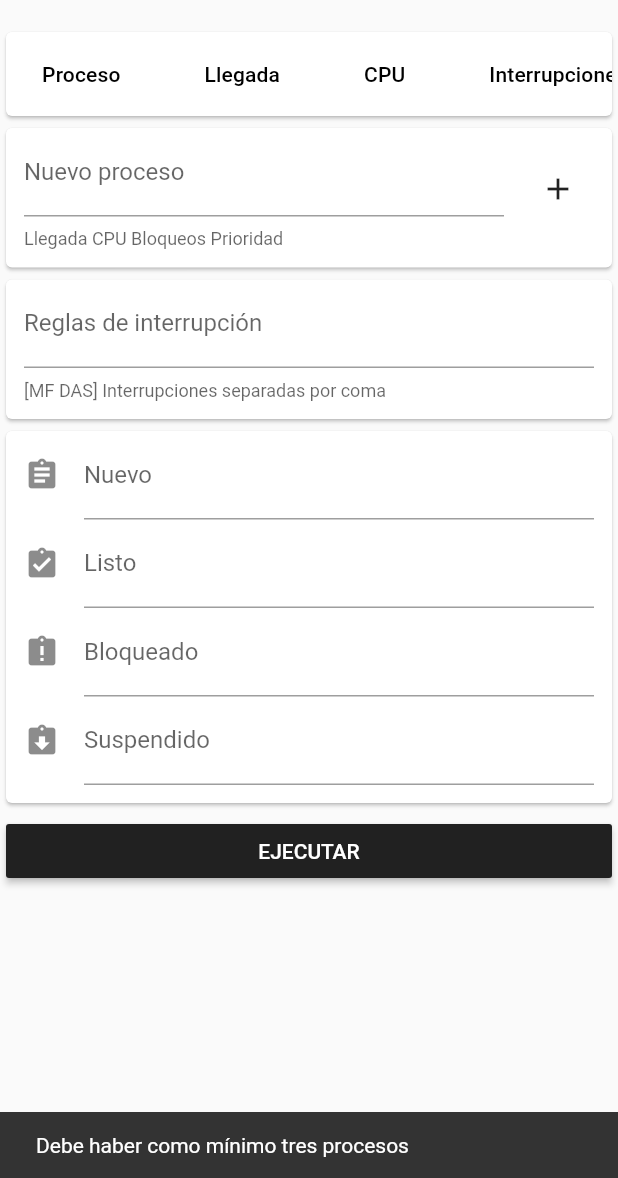
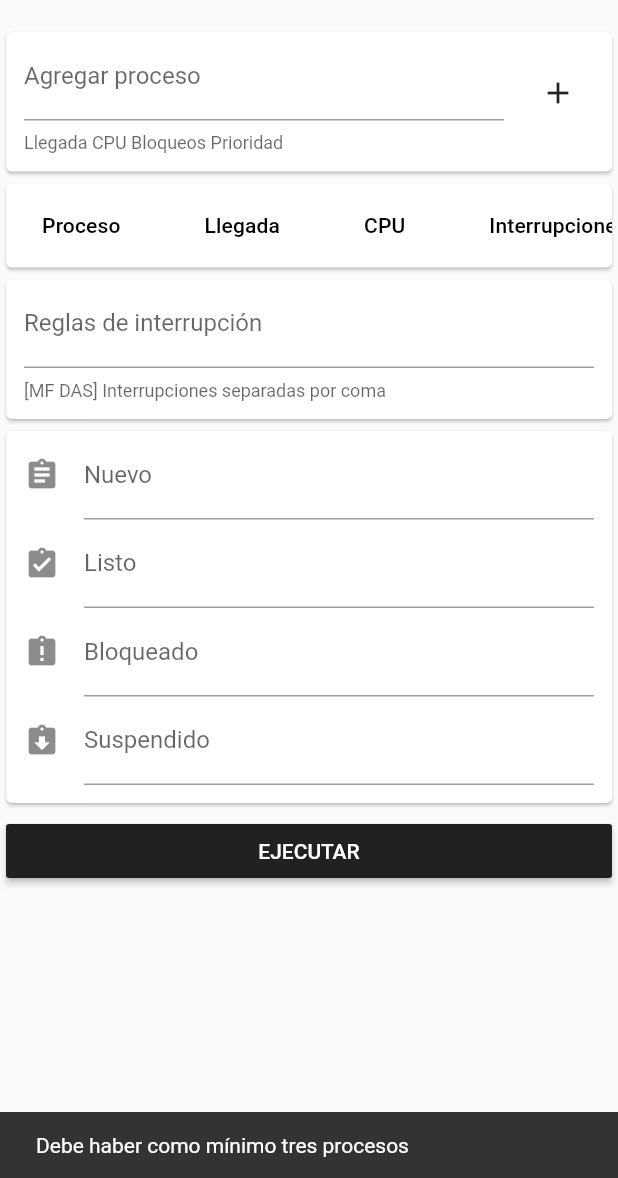
Before and after one commit to MarceloVelasquez/quantum, a Flutter app: the screen it shows after launch, after a tap on "EJECUTAR", on a phone screen of 412 x 824 dp, the part 58-1236 px from its top. Run offline on Flutter 3.47's test engine with Material 2 defaults, Android fonts, the phone set to English and light mode, and no system bars; our stand-ins replace charts_flutter; missing offline and left inert: flare_splash_screen.

```diff
--- a/lib/src/models/data_model.dart
+++ b/lib/src/models/data_model.dart
@@ -45,31 +45,30 @@ class DataModel with ChangeNotifier {
     }
     _builder.breakRules = rules;
 
+    Map<Status, String> inputs = {
+      Status.newed: newController.text,
+      Status.ready: readyController.text,
+      Status.locked: lockedController.text,
+      Status.suspended: suspendedController.text,
+    };
+
     List<Structure> inputStructures = [];
-    Structure aux;
-    if (newController.text.trim().isEmpty) {
-      showSnack(context, 'Nuevo no puede esta vacío');
-      return false;
+
+    for (var i = 0; i < inputs.length; i++) {
+      Status status = inputs.keys.toList()[i];
+      String text = inputs.values.toList()[i];
+      Structure aux = Util.getInputStructure(status, text, processes);
+      if (aux == null) {
+        showSnack(
+            context, 'Las prioridades en ${StatusName[status]} no coinciden');
+        return false;
+      } else if (aux.name == Status.finished) {
+        showSnack(
+            context, 'El formato en ${StatusName[status]} no es correcto');
+        return false;
+      }
+      inputStructures.add(aux);
     }
-    aux = Util.getInputStructure(Status.newed, newController.text);
-    inputStructures.add(aux);
-
-    if (readyController.text.trim().isEmpty) {
-      showSnack(context, 'Listo no puede esta vacío');
-      return false;
-    }
-    aux = Util.getInputStructure(Status.ready, readyController.text);
-    inputStructures.add(aux);
-
-    if (lockedController.text.trim().isEmpty && rules.breaks.length != 0) {
-      showSnack(context, 'Bloqueado no puede esta vacío');
-      return false;
-    }
-    aux = Util.getInputStructure(Status.locked, lockedController.text);
-    inputStructures.add(aux);
-
-    aux = Util.getInputStructure(Status.suspended, suspendedController.text);
-    inputStructures.add(aux);
 
     _builder.inputRules = InputRules(inputStructures);
 
--- a/lib/src/pages/page_home.dart
+++ b/lib/src/pages/page_home.dart
@@ -27,8 +27,8 @@ class ScannerPage extends StatelessWidget {
     return Column(
       crossAxisAlignment: CrossAxisAlignment.stretch,
       children: <Widget>[
+        InputProcessWidget(),
         TableProcessWidget(),
-        InputProcessWidget(),
         InputBreakWidget(),
         InputRulesWidget(),
         SimulateButton(),
@@ -87,7 +87,7 @@ class InputProcessWidget extends StatelessWidget {
                   controller: controller,
                   keyboardType: TextInputType.number,
                   decoration: InputDecoration(
-                    labelText: 'Nuevo proceso',
+                    labelText: 'Agregar proceso',
                     helperText: 'Llegada CPU Bloqueos Prioridad',
                   ),
                 ),
```
Also changed, not shown: lib/src/widgets/util.dart (+20 -13 lines).
